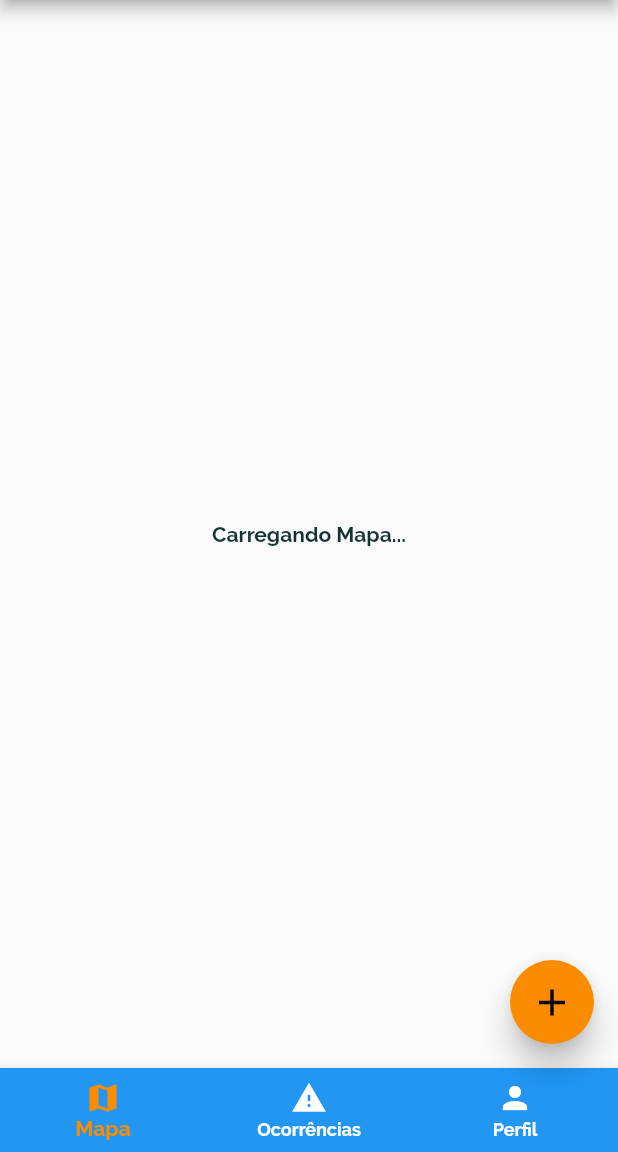
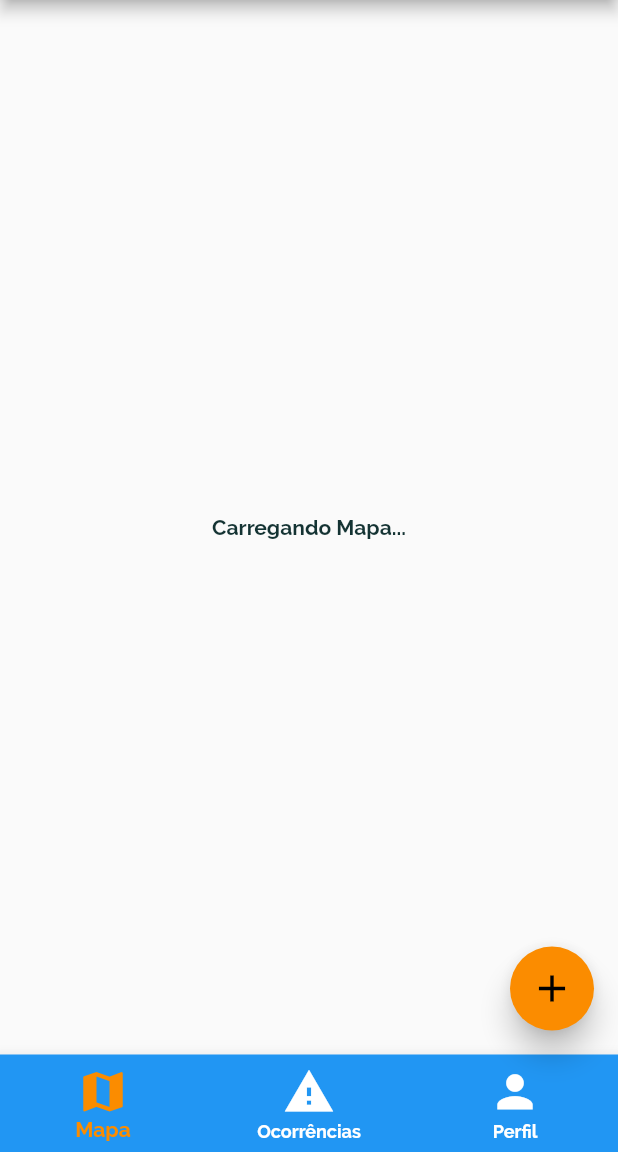
Before and after one commit to ViniPessoa8/Movin, a Flutter app: the PaginaPrincipal screen opened by its route, on a phone screen of 412 x 824 dp, the part 84-1236 px from its top. Run offline on Flutter 3.47's test engine with Material 2 defaults, Android fonts, the phone set to English and light mode, and no system bars; drawn by our look-alikes of flutter_speed_dial; our stand-ins replace location; missing offline and left inert: mapbox_gl.

Commit message:
fix: tamanho icones navbar

```diff
--- a/movin_project/lib/views/pages/pagina_principal.dart
+++ b/movin_project/lib/views/pages/pagina_principal.dart
@@ -70,7 +70,10 @@ class _PaginaPrincipalState extends State<PaginaPrincipal> {
   BottomNavigationBarItem _buildNavBarItem(String titulo, IconData icone) {
     return BottomNavigationBarItem(
       backgroundColor: Theme.of(context).primaryColor,
-      icon: Icon(icone),
+      icon: Icon(
+        icone,
+        size: 35,
+      ),
       title: Text(titulo),
     );
   }
```
